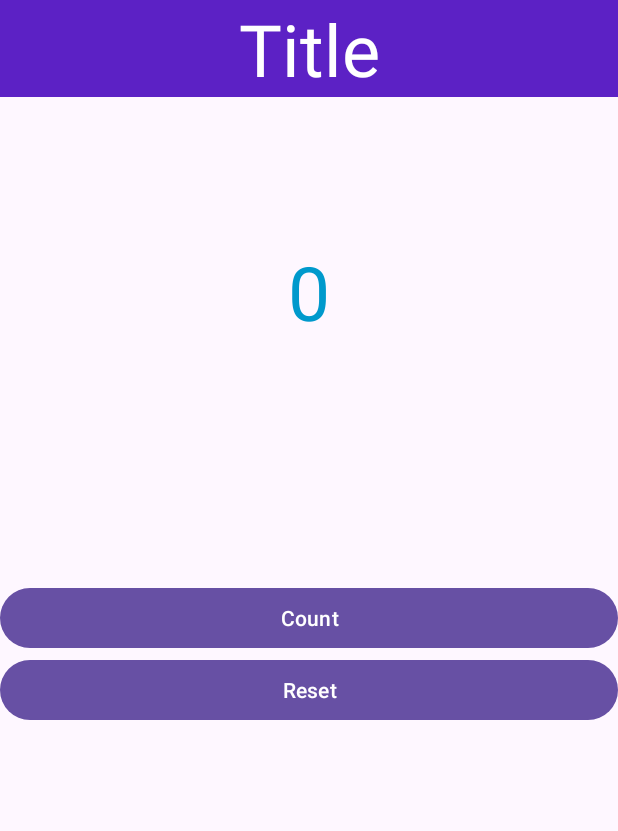
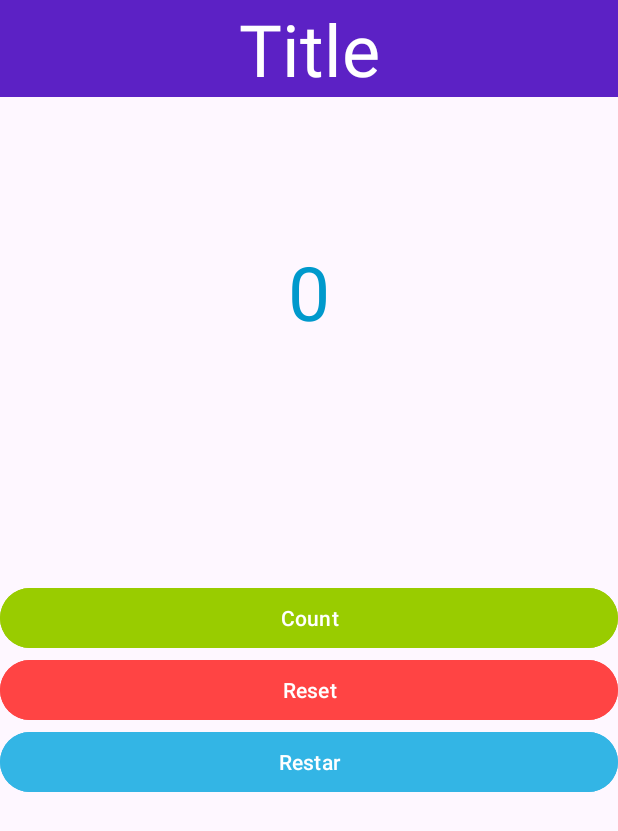
Before and after one commit to sebas1310/Clase1Mov, an Android app: the screen it shows after launch (MainActivity), on a phone screen of 412 x 824 dp. Shown: the top 831 px of the screen. Run offline under Robolectric (Android 15) with nearby library versions, the phone set to English and light mode, and no system bars; our stand-ins replace navigation-ui.

```diff
--- a/app/src/main/java/com/example/bsa2/MainActivity.java
+++ b/app/src/main/java/com/example/bsa2/MainActivity.java
@@ -31,6 +31,7 @@ public class MainActivity extends AppCompatActivity {
     private Button bntCnt;
 
     private Button btnrst;
+    private Button btnrest;
 
     //add cnt variable
     private int cnt=0;
@@ -50,6 +51,7 @@ public class MainActivity extends AppCompatActivity {
 
         bntCnt = findViewById(R.id.button_xml);
         btnrst = findViewById(R.id.reset);
+        btnrest = findViewById(R.id.restar);
         bntCnt.setOnClickListener(new View.OnClickListener() {
             @Override
             public void onClick(View view) {
@@ -59,6 +61,21 @@ public class MainActivity extends AppCompatActivity {
                 mShowCount.setText(contador.toString());
 
                 Toast.makeText(MainActivity.this,"Cuenta en: " + cnt,Toast.LENGTH_SHORT).show();
+            }
+        });
+
+        btnrest.setOnClickListener(new View.OnClickListener() {
+            @Override
+            public void onClick(View view) {
+                if(cnt > 0 && contador>0){
+                    cnt = cnt-1;
+                    contador = contador-1;
+                    TextView mShowCount = (TextView) findViewById(R.id.cnttxt);
+                    mShowCount.setText(contador.toString());
+                    Toast.makeText(MainActivity.this,"Cuenta en: " + cnt,Toast.LENGTH_SHORT).show();
+                }else{
+                    Toast.makeText(MainActivity.this,"Number can't be negative",Toast.LENGTH_SHORT).show();
+                }
             }
         });
 
--- a/app/src/main/res/layout/content_main.xml
+++ b/app/src/main/res/layout/content_main.xml
@@ -23,6 +23,7 @@
        android:id="@+id/button_xml"
        android:layout_width="0dp"
        android:layout_height="wrap_content"
+       android:backgroundTint="@android:color/holo_green_light"
        android:onClick="doclick"
        android:text="@string/btnCount"
        app:layout_constraintBottom_toBottomOf="parent"
@@ -64,8 +65,19 @@
        android:id="@+id/reset"
        android:layout_width="0dp"
        android:layout_height="wrap_content"
+       android:backgroundTint="@android:color/holo_red_light"
        android:text="@string/reset"
        app:layout_constraintEnd_toEndOf="parent"
        app:layout_constraintStart_toStartOf="parent"
        app:layout_constraintTop_toBottomOf="@+id/button_xml" />
+
+   <Button
+       android:id="@+id/restar"
+       android:layout_width="0dp"
+       android:layout_height="wrap_content"
+       android:backgroundTint="@android:color/holo_blue_light"
+       android:text="@string/restar"
+       app:layout_constraintEnd_toEndOf="parent"
+       app:layout_constraintStart_toStartOf="parent"
+       app:layout_constraintTop_toBottomOf="@+id/reset" />
 </androidx.constraintlayout.widget.ConstraintLayout>
--- a/app/src/main/res/values/strings.xml
+++ b/app/src/main/res/values/strings.xml
@@ -10,6 +10,7 @@
     <string name="cnt_txt">0</string>
     <string name="title">Title</string>
     <string name="reset">Reset</string>
+    <string name="restar">Restar</string>
     <string name="lorem_ipsum">
         Aenean nunc velit, lacinia sed dolor sed, ultrices viverra nulla. Etiam a venenatis nibh.
         Morbi laoreet, tortor sed facilisis varius, nibh orci rhoncus nulla, id elementum leo dui
```
